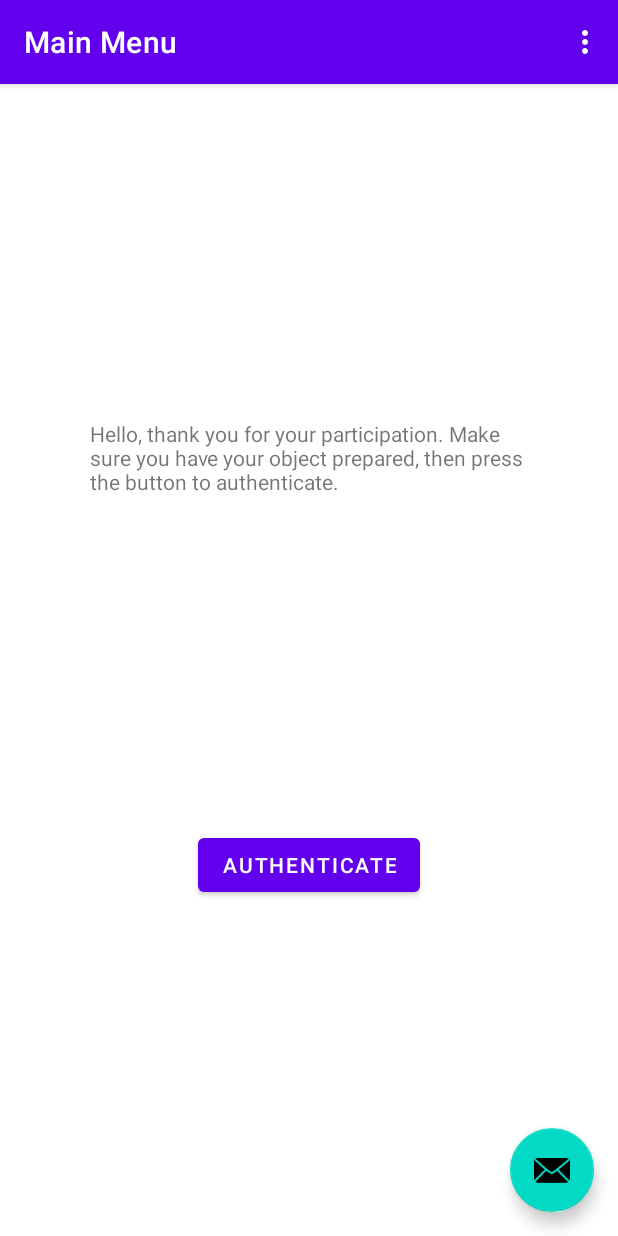
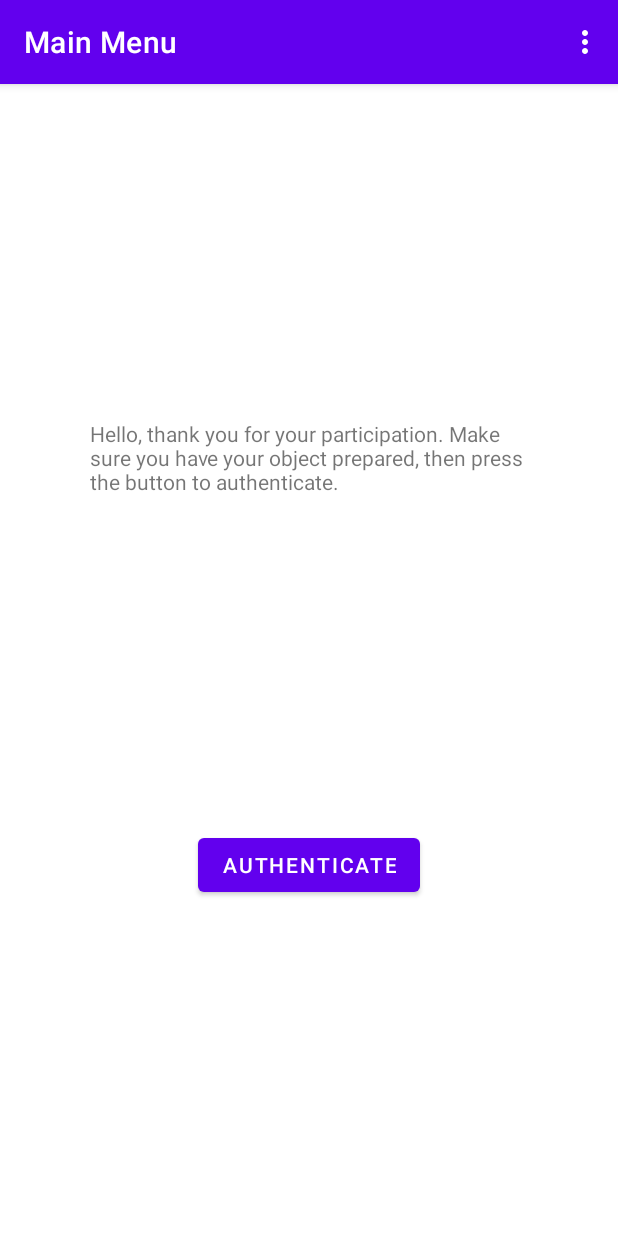
Before and after one commit to mTurner-beepboop/t2fa_project, an Android app: the screen it shows after launch (MainActivity), on a phone screen of 412 x 824 dp. Run offline under Robolectric (Android 15) with nearby library versions, the phone set to English and light mode, and no system bars; our stand-ins replace navigation-ui.

Commit message:
Remove the email widget in bottom right corner and added shared preferences editor to store participant id number and model info on first start, this may need altered depending on what first start means

```diff
--- a/src/t2fa_app/app/src/main/java/com/turnerm/t2fa_app/FirstFragment.java
+++ b/src/t2fa_app/app/src/main/java/com/turnerm/t2fa_app/FirstFragment.java
@@ -40,30 +40,6 @@ public class FirstFragment extends Fragment {
                         .navigate(R.id.action_FirstFragment_to_SecondFragment);
             }
         });
-
-        binding.buttonNotify.setOnClickListener(new View.OnClickListener(){
-            @Override
-            public void onClick(View v) {
-                Context context = v.getContext();
-                CharSequence text = "A notification has been requested, you should be getting it now!";
-                int duration = Toast.LENGTH_SHORT;
-
-                Toast toast = Toast.makeText(context, text, duration);
-                toast.show();
-
-                NotificationCompat.Builder builder = new NotificationCompat.Builder(context, getString(R.string.CHANNEL_ID))
-                        .setSmallIcon(R.drawable.notif_icon)
-                        .setContentTitle(getString(R.string.n_title))
-                        .setContentText(getString(R.string.n_desc))
-                        .setPriority(NotificationCompat.PRIORITY_DEFAULT);
-
-                NotificationManagerCompat notificationManager = NotificationManagerCompat.from(context);
-
-                // notificationId is a unique int for each notification that you must define
-                notificationManager.notify(3, builder.build());
-
-            }
-        });
     }
 
     @Override
--- a/src/t2fa_app/app/src/main/java/com/turnerm/t2fa_app/MainActivity.java
+++ b/src/t2fa_app/app/src/main/java/com/turnerm/t2fa_app/MainActivity.java
@@ -7,15 +7,20 @@ import android.app.NotificationChannel;
 import android.app.NotificationManager;
 import android.app.PendingIntent;
 import android.content.Context;
+import android.content.DialogInterface;
 import android.content.Intent;
+import android.content.SharedPreferences;
 import android.os.Build;
 import android.os.Bundle;
 
 import com.google.android.material.snackbar.Snackbar;
 
+import androidx.appcompat.app.AlertDialog;
 import androidx.appcompat.app.AppCompatActivity;
 
 import android.os.SystemClock;
+import android.preference.PreferenceManager;
+import android.text.InputType;
 import android.view.View;
 
 import androidx.navigation.NavController;
@@ -28,6 +33,8 @@ import com.turnerm.t2fa_app.databinding.ActivityMainBinding;
 
 import android.view.Menu;
 import android.view.MenuItem;
+import android.widget.EditText;
+import android.widget.Toast;
 
 import java.util.Calendar;
 
@@ -35,6 +42,10 @@ public class MainActivity extends AppCompatActivity {
 
     private AppBarConfiguration appBarConfiguration;
     private ActivityMainBinding binding;
+    private static boolean firstStart = true;
+    private static Calendar firstDate;
+
+    private static final String[] models = {"Cube", "Squares", "Credit Card", "etc"};
 
     @Override
     protected void onCreate(Bundle savedInstanceState) {
@@ -52,13 +63,51 @@ public class MainActivity extends AppCompatActivity {
         appBarConfiguration = new AppBarConfiguration.Builder(navController.getGraph()).build();
         NavigationUI.setupActionBarWithNavController(this, navController, appBarConfiguration);
 
-        binding.fab.setOnClickListener(new View.OnClickListener() {
-            @Override
-            public void onClick(View view) {
-                Snackbar.make(view, "Replace with your own action", Snackbar.LENGTH_LONG)
-                        .setAction("Action", null).show();
-            }
-        });
+        //Add to allow for information to be saved
+        SharedPreferences preferences = PreferenceManager.getDefaultSharedPreferences(this);
+        final SharedPreferences.Editor editor = preferences.edit();
+
+        //Perform first start information collection
+        if (firstStart){
+            //Get the participant's ID number and save
+            AlertDialog.Builder builder = new AlertDialog.Builder(this);
+            builder.setTitle("Participant ID number: ");
+
+            final EditText input = new EditText(this);
+            input.setInputType(InputType.TYPE_CLASS_TEXT | InputType.TYPE_TEXT_VARIATION_NORMAL);
+            builder.setView(input);
+            builder.setPositiveButton("Enter", new DialogInterface.OnClickListener() {
+                @Override
+                public void onClick(DialogInterface dialog, int which) {
+                    String userID = input.getText().toString();
+                    editor.putString("id", userID);
+                    editor.apply();
+                }
+            });
+            builder.setCancelable(false).show();
+
+            //Get the participant's model and save
+            builder = new AlertDialog.Builder(this);
+            builder.setTitle("Participant Model: ").setSingleChoiceItems(this.models, -1, new DialogInterface.OnClickListener() {
+                @Override
+                public void onClick(DialogInterface dialog, int which) {
+                    String userModel = models[which];
+                    editor.putString("model", userModel);
+                    editor.apply();
+                    dialog.dismiss();
+                }
+            });
+            builder.setCancelable(false).show();
+
+            //Set the first date of the study
+            this.firstDate = Calendar.getInstance();
+
+
+
+            //Finally, set firstStart to false
+            firstStart = false;
+        }
+
     }
 
     @Override
@@ -97,6 +146,12 @@ public class MainActivity extends AppCompatActivity {
             alarmManager.set(AlarmManager.RTC_WAKEUP,  System.currentTimeMillis() + (1000 * 10), pendingIntent); //Note, this method should just set an alarm for 60 seconds from the current time, non-repeating
              **/ //Old potential solution, include use of NotificationReceiver and NotificationIntentService
             //New Solution using BroadcastReceiver derived from GIST here https://gist.github.com/BrandonSmith/6679223
+            CharSequence text = "A notification should appear in the next 10 seconds!";
+            int duration = Toast.LENGTH_LONG;
+
+            Toast toast = Toast.makeText(this, text, duration);
+            toast.show();
+
             Notification notification = UtilityFuncs.createNotification(this);
 
             Intent notificationIntent = new Intent(this, NotificationPublisher.class);
--- a/src/t2fa_app/app/src/main/res/layout/activity_main.xml
+++ b/src/t2fa_app/app/src/main/res/layout/activity_main.xml
@@ -22,13 +22,4 @@
 
     <include layout="@layout/content_main" />
 
-    <com.google.android.material.floatingactionbutton.FloatingActionButton
-        android:id="@+id/fab"
-        android:layout_width="wrap_content"
-        android:layout_height="wrap_content"
-        android:layout_gravity="bottom|end"
-        android:layout_marginEnd="@dimen/fab_margin"
-        android:layout_marginBottom="16dp"
-        app:srcCompat="@android:drawable/ic_dialog_email" />
-
 </androidx.coordinatorlayout.widget.CoordinatorLayout>
```
